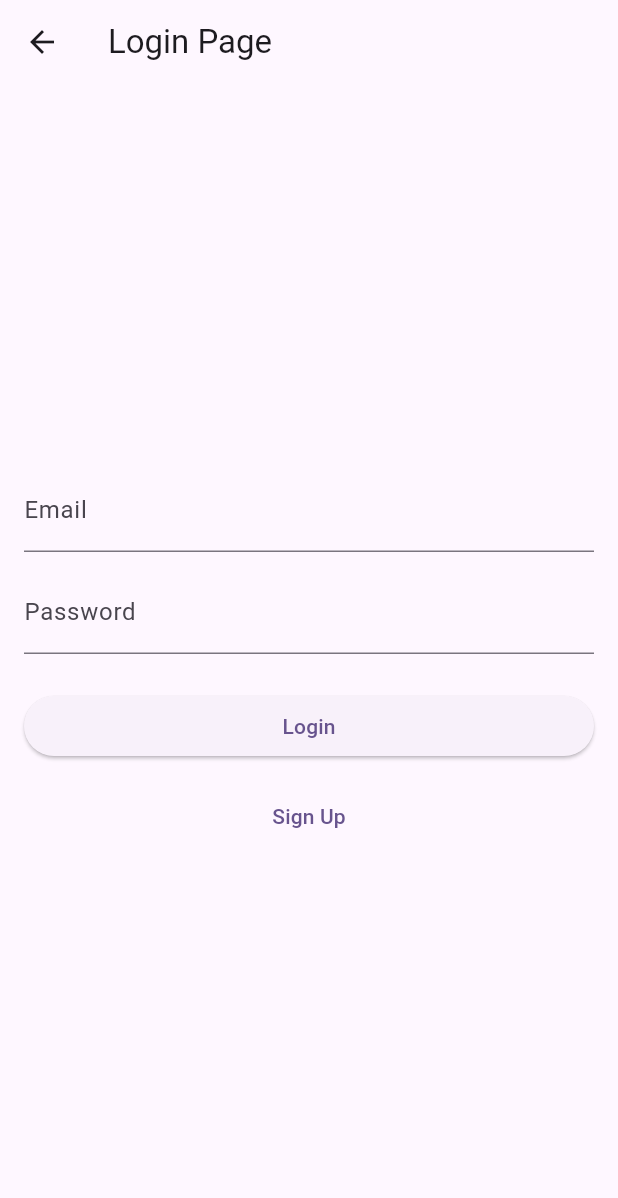
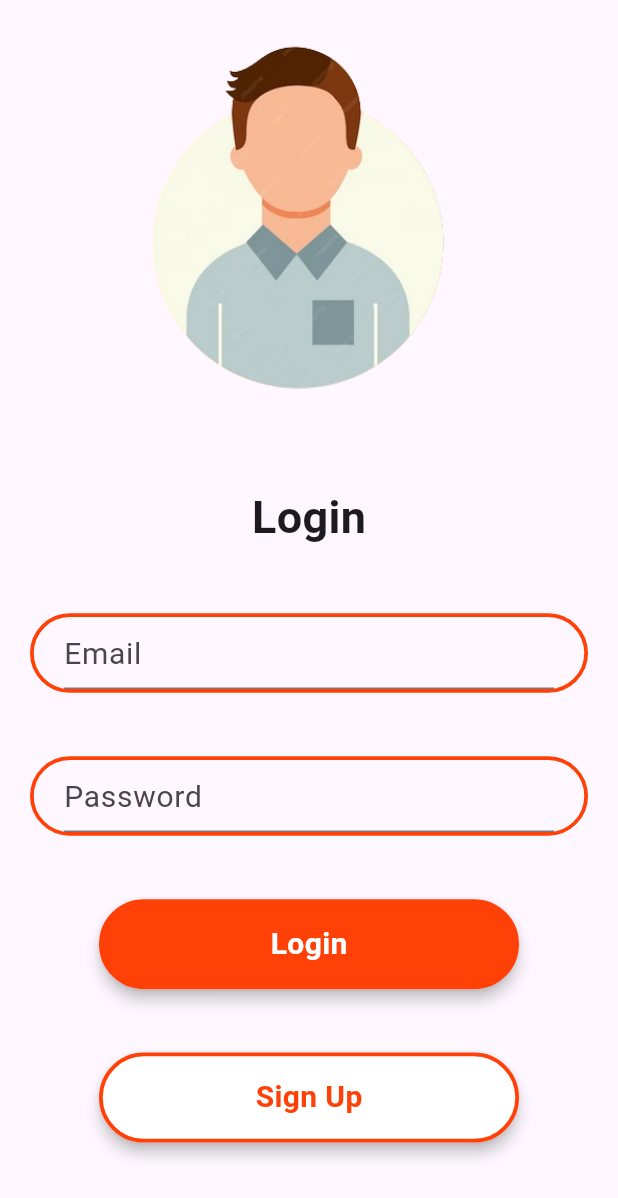
Before and after one commit to Sujata658/flutter_projects, a Flutter app: the LoginPage screen opened by its route, on a phone screen of 412 x 824 dp. Shown: the top 1198 px of the screen. Run offline on Flutter 3.47's test engine with Material 3 defaults, Android fonts, the light colour scheme and no system bars; missing offline and left inert: mapbox_gl.

Commit message:
loginpage updated

```diff
--- /dev/null
+++ b/myapp/lib/Pages/components/components.dart
@@ -0,0 +1,154 @@
+import 'package:flutter/material.dart';
+import './constants.dart';
+
+class CustomButton extends StatelessWidget {
+  const CustomButton(
+      {super.key,
+      required this.buttonText,
+      this.isOutlined = false,
+      required this.onPressed,
+      this.width = 280});
+
+  final String buttonText;
+  final bool isOutlined;
+  final Function onPressed;
+  final double width;
+
+  @override
+  Widget build(BuildContext context) {
+    return GestureDetector(
+      onTap: () {
+        onPressed();
+      },
+      child: Material(
+        borderRadius: BorderRadius.circular(30),
+        elevation: 4,
+        child: Container(
+          width: width,
+          padding: const EdgeInsets.all(13),
+          decoration: BoxDecoration(
+            color: isOutlined ? Colors.white : ktextcolor,
+            border: Border.all(color: ktextcolor, width: 2.5),
+            borderRadius: BorderRadius.circular(30),
+          ),
+          child: Center(
+            child: Text(
+              buttonText,
+              style: TextStyle(
+                fontWeight: FontWeight.bold,
+                fontSize: 20,
+                color: isOutlined ? ktextcolor : Colors.white,
+              ),
+            ),
+          ),
+        ),
+      ),
+    );
+  }
+}
+
+class TopScreenImage extends StatelessWidget {
+  const TopScreenImage({super.key, required this.screenImageName});
+  final String screenImageName;
+
+  @override
+  Widget build(BuildContext context) {
+    return Expanded(
+      child: Container(
+        decoration: BoxDecoration(
+          image: DecorationImage(
+            fit: BoxFit.contain,
+            image: AssetImage('assets/images/$screenImageName'),
+          ),
+        ),
+      ),
+    );
+  }
+}
+
+class ScreenTitle extends StatelessWidget {
+  const ScreenTitle({super.key, required this.title});
+  final String title;
+
+  @override
+  Widget build(BuildContext context) {
+    return Text(
+      title,
+      style: const TextStyle(
+        fontSize: 30,
+        fontWeight: FontWeight.bold,
+      ),
+    );
+  }
+}
+
+class CustomTextField extends StatelessWidget {
+  const CustomTextField({super.key, required this.textField});
+  final TextField textField;
+
+  @override
+  Widget build(BuildContext context) {
+    return Container(
+      padding: const EdgeInsets.symmetric(
+        horizontal: 20,
+      ),
+      decoration: BoxDecoration(
+        borderRadius: BorderRadius.circular(40),
+        border: Border.all(
+          width: 2.5,
+          color: ktextcolor,
+        ),
+      ),
+      child: textField,
+    );
+  }
+}
+
+class CustomBottomScreen extends StatelessWidget {
+  const CustomBottomScreen({
+    super.key,
+    required this.textButton,
+    required this.question,
+    this.heroTag = '',
+    required this.buttonPressed,
+  });
+  final String textButton;
+  final String question;
+  final String heroTag;
+  final Function buttonPressed;
+
+  @override
+  Widget build(BuildContext context) {
+    return Row(
+      mainAxisAlignment: MainAxisAlignment.spaceBetween,
+      children: [
+        Align(
+          alignment: Alignment.centerLeft,
+          child: Padding(
+            padding: const EdgeInsets.symmetric(
+              horizontal: 30,
+            ),
+            child: GestureDetector(
+              onTap: () {
+              },
+              child: Text(question),
+            ),
+          ),
+        ),
+        Align(
+          alignment: Alignment.centerRight,
+          child: Hero(
+            tag: heroTag,
+            child: CustomButton(
+              buttonText: textButton,
+              width: 150,
+              onPressed: () {
+                buttonPressed();
+              },
+            ),
+          ),
+        ),
+      ],
+    );
+  }
+}
--- /dev/null
+++ b/myapp/lib/Pages/components/constants.dart
@@ -0,0 +1,6 @@
+import "package:flutter/material.dart";
+
+
+Color ktextcolor = const Color.fromARGB(255, 255, 65, 7);
+Color ktitlecolor = const Color.fromARGB(255, 0, 16, 58);
+Color kparagraphcolor = const Color.fromARGB(255, 136, 39, 1);
--- a/myapp/lib/Pages/home.dart
+++ b/myapp/lib/Pages/home.dart
@@ -3,8 +3,6 @@ import 'dart:convert';
 import 'package:flutter/material.dart';
 import 'package:http/http.dart' as http;
 
-
-// ... (previous imports)
 
 class Home extends StatefulWidget {
   const Home({Key? key}) : super(key: key);
--- a/myapp/lib/Pages/login.dart
+++ b/myapp/lib/Pages/login.dart
@@ -1,6 +1,8 @@
 import 'package:flutter/material.dart';
 import 'package:http/http.dart' as http;
 import 'dart:convert';
+
+import 'package:myapp/Pages/components/components.dart';
 
 class LoginPage extends StatefulWidget {
   const LoginPage({super.key});
@@ -58,46 +60,54 @@ class _LoginPageState extends State<LoginPage> {
   @override
   Widget build(BuildContext context) {
     return Scaffold(
-      appBar: AppBar(
-        title: const Text('Login Page'),
+      body: SafeArea(
+        child: Padding(
+          padding: const EdgeInsets.all(20.0),
+          child: Column(
+            children: [
+              const TopScreenImage(screenImageName: 'login.png'),
+              Expanded(
+                flex: 2,
+                child: Column(
+                  mainAxisAlignment: MainAxisAlignment.spaceEvenly,
+                  crossAxisAlignment: CrossAxisAlignment.center,
+                  children: [
+                    const ScreenTitle(title: 'Login'),
+                    CustomTextField(
+                      textField: TextField(
+                          controller: emailController,
+                          style: const TextStyle(
+                            fontSize: 20,
                           ),
-      body: Padding(
-        padding: const EdgeInsets.all(16.0),
-        child: Column(
-          mainAxisAlignment: MainAxisAlignment.center,
-          crossAxisAlignment: CrossAxisAlignment.stretch,
-          children: <Widget>[
-            TextField(
-              decoration: const InputDecoration(
-                labelText: 'Email',
+                          decoration: const InputDecoration(hintText: 'Email')),
                     ),
-              controller: emailController,
+                    CustomTextField(
+                      textField: TextField(
+                        obscureText: true,
+                        controller: passwordController,
+                        style: const TextStyle(
+                          fontSize: 20,
                         ),
-            const SizedBox(height: 12),
-            TextField(
-              controller: passwordController,
-              obscureText: true,
-              decoration: const InputDecoration(
-                labelText: 'Password',
+                        decoration: const InputDecoration(hintText: 'Password'),
                       ),
                     ),
-            const SizedBox(height: 24),
-            ElevatedButton(
+                    CustomButton(
+                      buttonText: 'Login',
                       onPressed: () {
                         final String email = emailController.text;
                         final String password = passwordController.text;
                         handlelogin(email, password, context);
                       },
-              child: const Text('Login'),
                     ),
-            const SizedBox(height: 12),
-            TextButton(
-              onPressed: () {
+                    CustomButton(buttonText: 'Sign Up',
+                    isOutlined:true, onPressed: () {
                   Navigator.pushNamed(context, '/signup');
-              },
-              child: const Text('Sign Up'),
+                },)
+                  ],
                 ),
-          ],
+              ),
+            ]
+          ),
         ),
       ),
     );
--- a/myapp/lib/main.dart
+++ b/myapp/lib/main.dart
@@ -4,6 +4,7 @@ import 'package:myapp/Pages/sign_up.dart';
 import 'package:myapp/Pages/login.dart';
 import 'package:myapp/Pages/home.dart';
 import 'package:myapp/Pages/map.dart';
+import 'package:myapp/Pages/welcome.dart';
 
 void main() {
   runApp(const MyApp());
@@ -20,9 +21,12 @@ class MyApp extends StatelessWidget {
         colorScheme: ColorScheme.fromSeed(seedColor: Colors.deepPurple),
         useMaterial3: true,
       ),
+      darkTheme: ThemeData.dark(),
+      themeMode: ThemeMode.system,
       // home: MapPage(),
-      initialRoute: '/home',
+      initialRoute: '/welcome',
       routes: {
+        '/welcome': (context) => const WelcomeScreen(),
         '/signup': (context) => const SignUpPage(),
         '/login': (context) => const LoginPage(),
         '/home': (context) => const Home(),
--- a/myapp/pubspec.yaml
+++ b/myapp/pubspec.yaml
@@ -68,8 +68,8 @@ flutter:
   uses-material-design: true
 
   # To add assets to your application, add an assets section, like this:
-  # assets:
-  #   - images/a_dot_burr.jpeg
+  assets:
+    - assets/images/
   #   - images/a_dot_ham.jpeg
 
   # An image asset can refer to one or more resolution-specific "variants", see
```
Also changed, not shown: myapp/lib/Pages/welcome.dart (added, +75 -0 lines), myapp/assets/images/login.png (added), myapp/assets/images/splash.png (added). Lines whose indentation alone changed are shown as unchanged.
